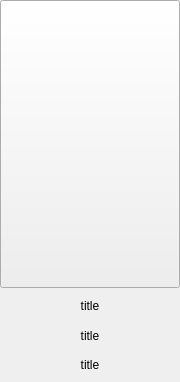
Qt form bookdisplay.ui (Frederick-Rive/CS106_LibrarySystem_GroupProject) before a commit.
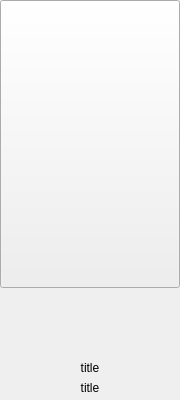
The same form after that commit.

```diff
--- a/bookdisplay.ui
+++ b/bookdisplay.ui
@@ -7,7 +7,7 @@
     <x>0</x>
     <y>0</y>
     <width>180</width>
-    <height>382</height>
+    <height>400</height>
    </rect>
   </property>
   <property name="minimumSize">
@@ -19,7 +19,7 @@
   <property name="maximumSize">
    <size>
     <width>220</width>
-    <height>520</height>
+    <height>400</height>
    </size>
   </property>
   <property name="windowTitle">
@@ -54,7 +54,7 @@
    <item>
     <widget class="QLabel" name="title">
      <property name="sizePolicy">
-      <sizepolicy hsizetype="Preferred" vsizetype="Preferred">
+      <sizepolicy hsizetype="Expanding" vsizetype="Expanding">
        <horstretch>0</horstretch>
        <verstretch>0</verstretch>
       </sizepolicy>
@@ -62,25 +62,34 @@
      <property name="minimumSize">
       <size>
        <width>20</width>
-       <height>0</height>
+       <height>30</height>
       </size>
      </property>
      <property name="maximumSize">
       <size>
-       <width>16777215</width>
-       <height>16777215</height>
+       <width>220</width>
+       <height>60</height>
       </size>
      </property>
      <property name="text">
-      <string>title</string>
+      <string/>
      </property>
      <property name="alignment">
       <set>Qt::AlignCenter</set>
      </property>
+     <property name="wordWrap">
+      <bool>true</bool>
+     </property>
     </widget>
    </item>
    <item>
     <widget class="QLabel" name="author">
+     <property name="maximumSize">
+      <size>
+       <width>220</width>
+       <height>16777215</height>
+      </size>
+     </property>
      <property name="text">
       <string>title</string>
      </property>
@@ -91,6 +100,12 @@
    </item>
    <item>
     <widget class="QLabel" name="genre">
+     <property name="maximumSize">
+      <size>
+       <width>220</width>
+       <height>16777215</height>
+      </size>
+     </property>
      <property name="text">
       <string>title</string>
      </property>
```
